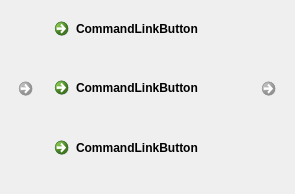
This is Food_system/list_user_rest.ui in jeremyroa/Proyecto_RJ as Qt 5 draws it before an edit. The edited form follows.
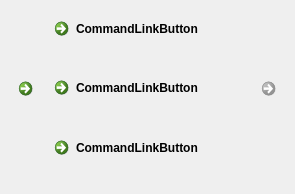
This is the edited form. Icons and pictures are not drawn.

Patch:
```diff
--- a/Food_system/list_user_rest.ui
+++ b/Food_system/list_user_rest.ui
@@ -37,7 +37,7 @@
        <item>
         <widget class="QCommandLinkButton" name="commandLinkButton_5">
          <property name="enabled">
-          <bool>false</bool>
+          <bool>true</bool>
          </property>
          <property name="minimumSize">
           <size>
```
